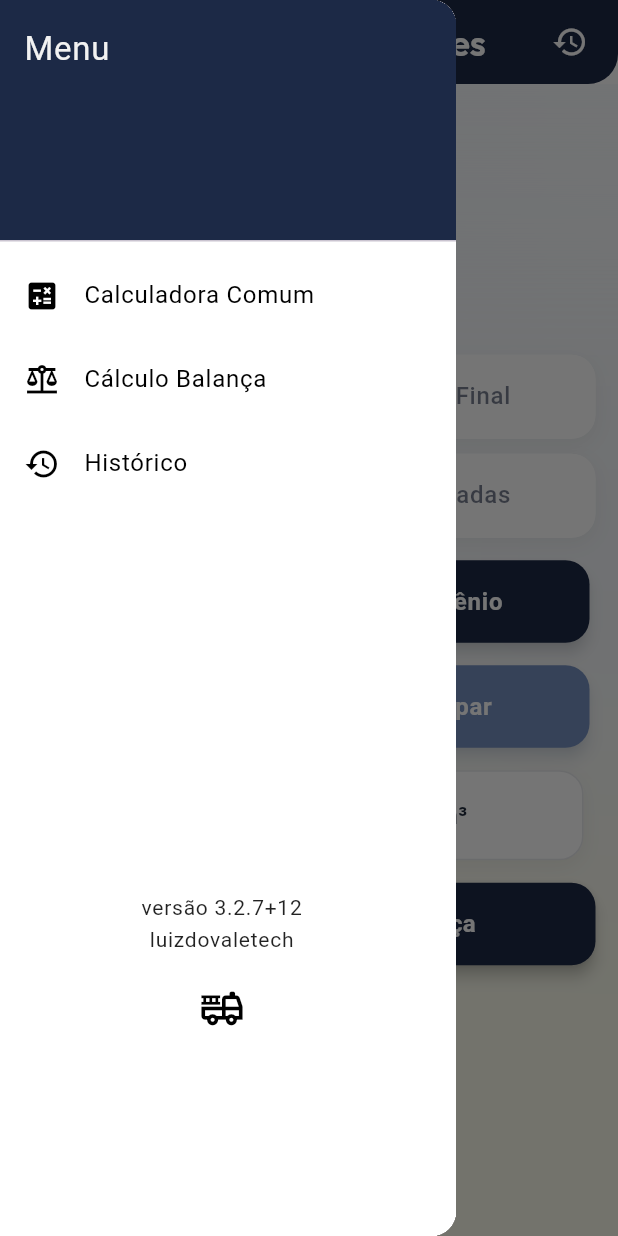
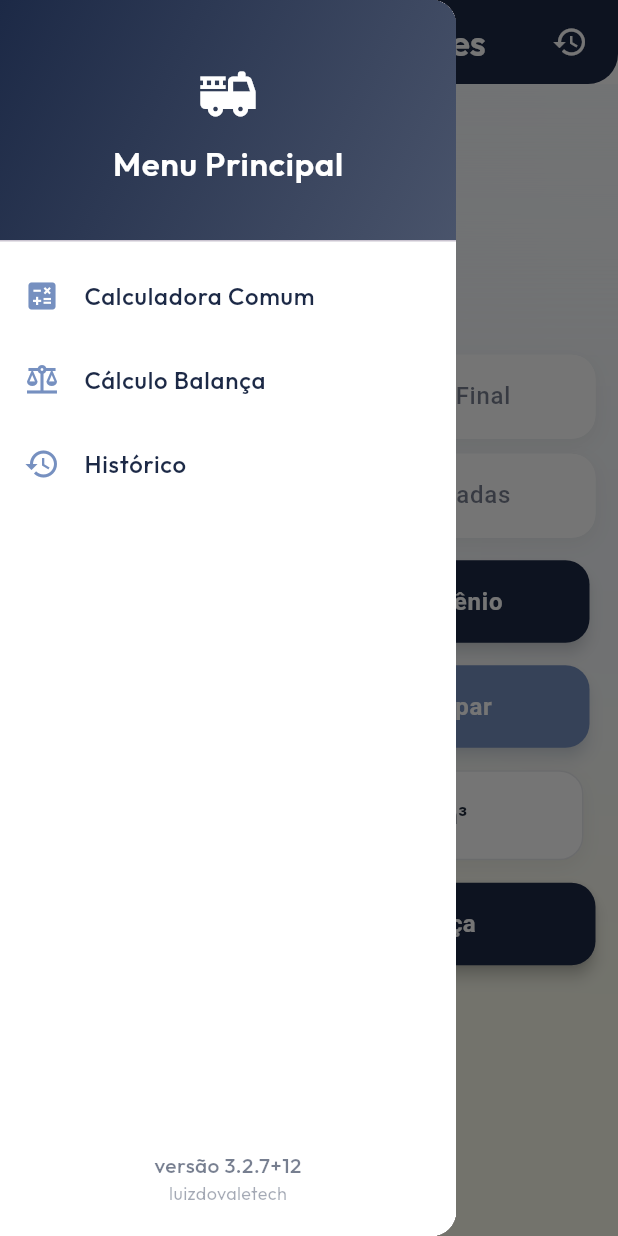
Before and after one commit to luizdovale/gascalculatorweb, a Flutter app: the screen it shows after launch, with the side drawer open, on a phone screen of 412 x 824 dp. Run offline on Flutter 3.47's test engine with Material 3 defaults, Android fonts, the phone set to English and light mode, and no system bars; our stand-ins replace google_fonts, package_info_plus, shared_preferences, vibration.

Commit message:
design: uniformização das cores do menu lateral

```diff
--- a/lib/main.dart
+++ b/lib/main.dart
@@ -262,35 +262,54 @@ class _GasCalculatorState extends State<GasCalculator> {
     return Drawer(
       child: Container(
         color: Colors.white,
-        child: ListView(
-          padding: EdgeInsets.zero,
+        child: Column(
           children: <Widget>[
             DrawerHeader(
               decoration: BoxDecoration(
                 color: AppConstants.primaryColor,
+                gradient: LinearGradient(
+                  begin: Alignment.topLeft,
+                  end: Alignment.bottomRight,
+                  colors: [
+                    AppConstants.primaryColor,
+                    AppConstants.primaryColor.withOpacity(0.8),
+                  ],
                 ),
-              child: Text(
-                'Menu',
-                style: TextStyle(
-                  color: Color(0xFFf2f2f2),
+              ),
+              child: Center(
+                child: Column(
+                  mainAxisAlignment: MainAxisAlignment.center,
+                  children: [
+                    Icon(Icons.fire_truck, color: Colors.white, size: 40),
+                    SizedBox(height: 10),
+                    Text(
+                      'Menu Principal',
+                      style: GoogleFonts.outfit(
+                        color: Colors.white,
                         fontSize: 22,
+                        fontWeight: FontWeight.w600,
+                      ),
+                    ),
+                  ],
                 ),
               ),
             ),
-            ListTile(
-              leading: Icon(Icons.calculate, color: Colors.black),
-              title: Text('Calculadora Comum',
-                  style: TextStyle(color: Colors.black)),
+            Expanded(
+              child: ListView(
+                padding: EdgeInsets.zero,
+                children: <Widget>[
+                  _buildDrawerItem(
+                    icon: Icons.calculate,
+                    label: 'Calculadora Comum',
                     onTap: () {
                       Navigator.of(context).push(
                         MaterialPageRoute(builder: (context) => Calculator()),
                       );
                     },
                   ),
-            ListTile(
-              leading: Icon(Icons.balance, color: Colors.black),
-              title: Text('Cálculo Balança',
-                  style: TextStyle(color: Colors.black)),
+                  _buildDrawerItem(
+                    icon: Icons.balance,
+                    label: 'Cálculo Balança',
                     onTap: () {
                       Navigator.of(context).push(
                         MaterialPageRoute(
@@ -298,32 +317,37 @@ class _GasCalculatorState extends State<GasCalculator> {
                       );
                     },
                   ),
-            ListTile(
-              leading: Icon(Icons.history, color: Colors.black),
-              title: Text('Histórico', style: TextStyle(color: Colors.black)),
+                  _buildDrawerItem(
+                    icon: Icons.history,
+                    label: 'Histórico',
                     onTap: () {
                       Navigator.of(context).push(
-                  MaterialPageRoute(builder: (context) => HistoryScreen()),
+                        MaterialPageRoute(
+                            builder: (context) => HistoryScreen()),
                       );
                     },
                   ),
-            SizedBox(height: 250),
-            ListTile(
-              title: Column(
+                ],
+              ),
+            ),
+            Padding(
+              padding: const EdgeInsets.all(20.0),
+              child: Column(
                 children: [
                   Text(
-                    'versão $_version+$_buildNumber\nluizdovaletech',
-                    textAlign: TextAlign.center,
-                    style: TextStyle(
+                    'versão $_version+$_buildNumber',
+                    style: GoogleFonts.outfit(
                       fontSize: 14,
-                      color: Colors.black87,
+                      color: AppConstants.primaryColor.withOpacity(0.6),
+                      fontWeight: FontWeight.w500,
                     ),
                   ),
-                  SizedBox(height: 20),
-                  Icon(
-                    Icons.fire_truck_outlined,
-                    color: Color(0xFF000000),
-                    size: 30.0,
+                  Text(
+                    'luizdovaletech',
+                    style: GoogleFonts.outfit(
+                      fontSize: 12,
+                      color: AppConstants.primaryColor.withOpacity(0.4),
+                    ),
                   ),
                 ],
               ),
@@ -331,6 +355,25 @@ class _GasCalculatorState extends State<GasCalculator> {
           ],
         ),
       ),
+    );
+  }
+
+  Widget _buildDrawerItem({
+    required IconData icon,
+    required String label,
+    required VoidCallback onTap,
+  }) {
+    return ListTile(
+      leading: Icon(icon, color: AppConstants.accentColor),
+      title: Text(
+        label,
+        style: GoogleFonts.outfit(
+          color: AppConstants.primaryColor,
+          fontSize: 16,
+          fontWeight: FontWeight.w500,
+        ),
+      ),
+      onTap: onTap,
     );
   }
 
```
Lines whose indentation alone changed are shown as unchanged.
